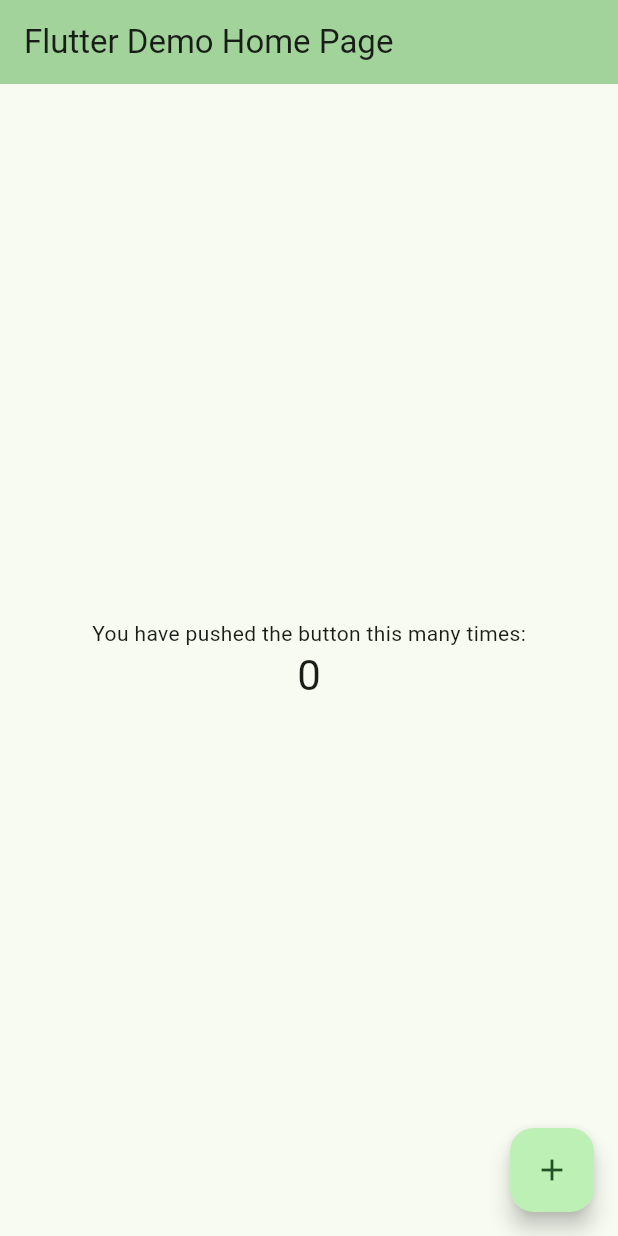
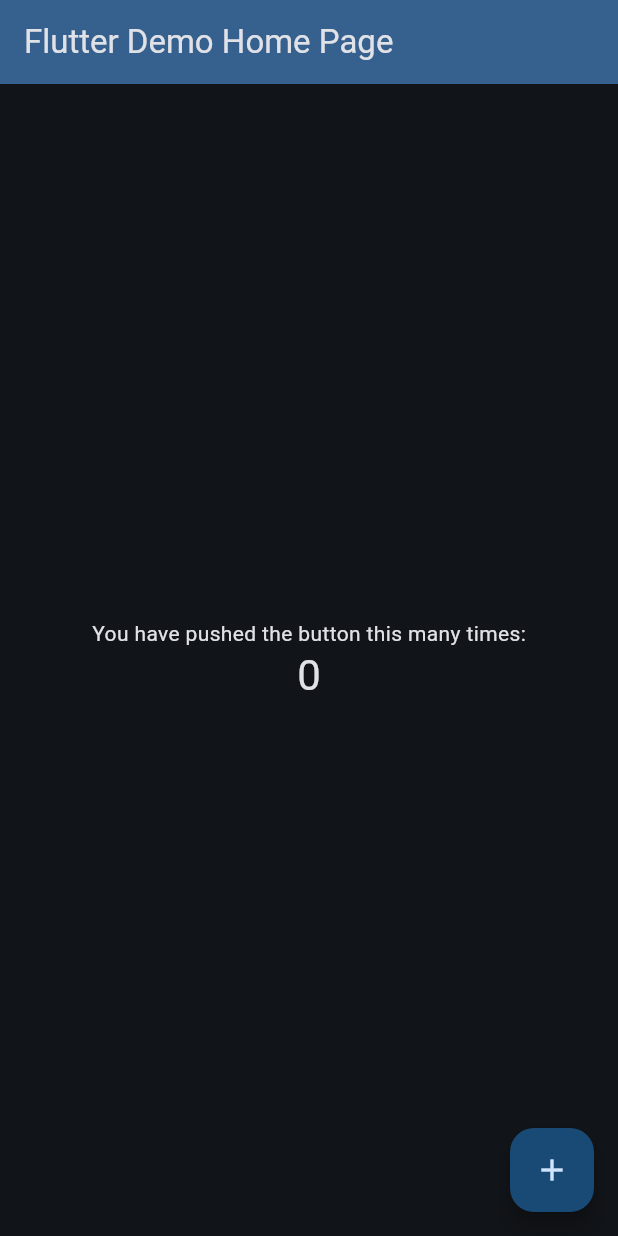
Before and after one commit to abidroid/theme_playground, a Flutter app: the screen it shows after launch, on a phone screen of 412 x 824 dp. Run offline on Flutter 3.47's test engine with Material 3 defaults, Android fonts, the phone set to English and light mode, and no system bars.

Commit message:
theme changed

```diff
--- a/lib/config/app_theme.dart
+++ b/lib/config/app_theme.dart
@@ -3,6 +3,7 @@ import 'package:flutter/material.dart';
 class AppTheme {
   static ThemeData get light {
     return ThemeData(
+        useMaterial3: true,
         colorScheme: ColorScheme.fromSeed(
           seedColor: Colors.green,
           brightness: Brightness.light,
@@ -11,6 +12,7 @@ class AppTheme {
 
   static ThemeData get dark {
     return ThemeData(
+        useMaterial3: true,
         colorScheme: ColorScheme.fromSeed(
           seedColor: Colors.blue,
           brightness: Brightness.dark,
--- a/lib/main.dart
+++ b/lib/main.dart
@@ -1,4 +1,5 @@
 import 'package:flutter/material.dart';
+import 'package:theme_playground/config/app_theme.dart';
 
 void main() {
   runApp(const MyApp());
@@ -12,10 +13,9 @@ class MyApp extends StatelessWidget {
   Widget build(BuildContext context) {
     return MaterialApp(
       title: 'Flutter Demo',
-      theme: ThemeData(
-        colorScheme: ColorScheme.fromSeed(seedColor: Colors.green),
-        useMaterial3: true,
-      ),
+      themeMode: ThemeMode.dark,
+      theme: AppTheme.light,
+      darkTheme: AppTheme.dark,
       home: const MyHomePage(title: 'Flutter Demo Home Page'),
     );
   }
```
Lines whose indentation alone changed are shown as unchanged.
